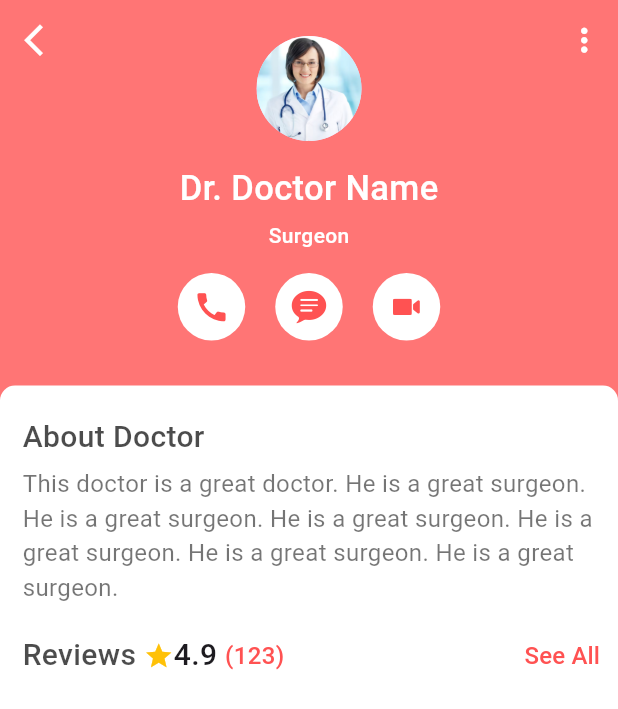
After one commit to aldoprogrammer/mobile-app-booking-doctor-appoinment, a Flutter app: the DoctorScreen screen opened directly, on a phone screen of 412 x 824 dp. The commit adds this screen. Shown: the top 709 px of the screen. Run offline on Flutter 3.47's test engine with Material 3 defaults, Android fonts, the phone set to English and light mode, and no system bars; our stand-ins replace material_design_icons_flutter; missing offline and left inert: dart:ffi.

Commit message:
doctor lists

```diff
--- /dev/null
+++ b/lib/doctor_screen.dart
@@ -0,0 +1,241 @@
+import 'dart:ffi';
+
+import 'package:flutter/cupertino.dart';
+import 'package:flutter/material.dart';
+
+class DoctorScreen extends StatelessWidget {
+  List<String> imgs = [
+    "images/doctor1.jpg",
+    "images/doctor2.jpg",
+    "images/doctor3.jpg",
+    "images/doctor4.jpg",
+  ];
+
+  @override
+  Widget build(BuildContext context) {
+    return SafeArea(
+      child: Scaffold(
+        backgroundColor: Colors.redAccent.withOpacity(0.8),
+        body: SingleChildScrollView(
+          child: Column(
+            children: [
+              SizedBox(
+                height: 14,
+              ),
+              Padding(
+                padding: EdgeInsets.symmetric(horizontal: 10),
+                child: Stack(
+                  children: [
+                    Row(
+                      mainAxisAlignment: MainAxisAlignment.spaceBetween,
+                      children: [
+                        InkWell(
+                          onTap: () {
+                            Navigator.pop(context);
+                          },
+                          child: Icon(
+                            Icons.arrow_back_ios_new,
+                            color: Colors.white,
+                            size: 25,
+                          ),
+                        ),
+                        InkWell(
+                          onTap: () {
+                            Navigator.pop(context);
+                          },
+                          child: Icon(
+                            Icons.more_vert,
+                            color: Colors.white,
+                            size: 25,
+                          ),
+                        )
+                      ],
+                    ),
+                    Padding(
+                      padding: EdgeInsets.symmetric(vertical: 10),
+                      child: Column(
+                        mainAxisAlignment: MainAxisAlignment.spaceEvenly,
+                        children: [
+                          CircleAvatar(
+                            radius: 35,
+                            backgroundImage: AssetImage("images/doctor1.jpg"),
+                          ),
+                          SizedBox(
+                            height: 15,
+                          ),
+                          Text(
+                            "Dr. Doctor Name",
+                            style: TextStyle(
+                              fontSize: 23,
+                              fontWeight: FontWeight.w500,
+                              color: Colors.white,
+                            ),
+                          ),
+                          SizedBox(
+                            height: 5,
+                          ),
+                          Text(
+                            "Surgeon",
+                            style: TextStyle(
+                              fontWeight: FontWeight.w500,
+                              color: Colors.white,
+                            ),
+                          ),
+                          SizedBox(
+                            height: 15,
+                          ),
+                          Row(
+                            mainAxisAlignment: MainAxisAlignment.center,
+                            children: [
+                              Container(
+                                padding: EdgeInsets.all(10),
+                                decoration: BoxDecoration(
+                                  color: Colors.white,
+                                  shape: BoxShape.circle,
+                                ),
+                                child: Icon(
+                                  Icons.call,
+                                  color: Colors.redAccent,
+                                  size: 25,
+                                ),
+                              ),
+                              SizedBox(
+                                width: 20,
+                              ),
+                              Container(
+                                padding: EdgeInsets.all(10),
+                                decoration: BoxDecoration(
+                                  color: Colors.white,
+                                  shape: BoxShape.circle,
+                                ),
+                                child: Icon(
+                                  CupertinoIcons.chat_bubble_text_fill,
+                                  color: Colors.redAccent,
+                                  size: 25,
+                                ),
+                              ),
+                              SizedBox(
+                                width: 20,
+                              ),
+                              Container(
+                                padding: EdgeInsets.all(10),
+                                decoration: BoxDecoration(
+                                  color: Colors.white,
+                                  shape: BoxShape.circle,
+                                ),
+                                child: Icon(
+                                  CupertinoIcons.videocam_fill,
+                                  color: Colors.redAccent,
+                                  size: 25,
+                                ),
+                              )
+                            ],
+                          ),
+                        ],
+                      ),
+                    )
+                  ],
+                ),
+              ),
+              SizedBox(
+                height: 20,
+              ),
+              Container(
+                height: MediaQuery.of(context).size.height,
+                width: double.infinity,
+                padding: EdgeInsets.only(
+                  top: 20,
+                  left: 15,
+                ),
+                decoration: BoxDecoration(
+                  color: Colors.white,
+                  borderRadius: BorderRadius.only(
+                    topLeft: Radius.circular(10),
+                    topRight: Radius.circular(10),
+                  ),
+                ),
+                child: Column(
+                  crossAxisAlignment: CrossAxisAlignment.start,
+                  mainAxisSize: MainAxisSize.max,
+                  children: [
+                    Text(
+                      "About Doctor",
+                      style: TextStyle(
+                        fontSize: 20,
+                        fontWeight: FontWeight.w500,
+                        color: Colors.black.withOpacity(0.7),
+                      ),
+                    ),
+                    SizedBox(
+                      height: 5,
+                    ),
+                    Text(
+                      "This doctor is a great doctor. He is a great surgeon. He is a great surgeon. He is a great surgeon. He is a great surgeon. He is a great surgeon. He is a great surgeon.",
+                      style: TextStyle(
+                        fontSize: 16,
+                        color: Colors.black54,
+                      ),
+                    ),
+                    SizedBox(
+                      height: 10,
+                    ),
+                    Row(
+                      children: [
+                        Text(
+                          "Reviews",
+                          style: TextStyle(
+                            fontSize: 20,
+                            fontWeight: FontWeight.w500,
+                            color: Colors.black.withOpacity(0.7),
+                          ),
+                        ),
+                        SizedBox(
+                          width: 5,
+                        ),
+                        Icon(
+                          Icons.star,
+                          color: Colors.amber,
+                          size: 20,
+                        ),
+                        Text(
+                          "4.9",
+                          style: TextStyle(
+                            fontSize: 20,
+                            fontWeight: FontWeight.w500,
+                          ),
+                        ),
+                        SizedBox(
+                          width: 5,
+                        ),
+                        Text(
+                          "(123)",
+                          style: TextStyle(
+                            fontWeight: FontWeight.w500,
+                            color: Colors.redAccent,
+                            fontSize: 16,
+                          ),
+                        ),
+                        Spacer(),
+                        TextButton(
+                          onPressed: () {},
+                          child: Text(
+                            "See All",
+                            style: TextStyle(
+                              fontWeight: FontWeight.w500,
+                              fontSize: 16,
+                              color: Colors.redAccent,
+                            ),
+                          ),
+                        ),
+                      ],
+                    ),
+                  ],
+                ),
+              ),
+            ],
+          ),
+        ),
+      ),
+    );
+  }
+}
--- a/lib/home_screen.dart
+++ b/lib/home_screen.dart
@@ -1,5 +1,6 @@
 import 'dart:math';
 
+import 'package:doctor_booking_appointment/doctor_screen.dart';
 import 'package:flutter/material.dart';
 import 'package:material_design_icons_flutter/material_design_icons_flutter.dart';
 
@@ -256,13 +257,13 @@ class HomeScreen extends StatelessWidget {
                                     children: [
                                       InkWell(
                                         onTap: () {
-                                          // Navigator.push(
-                                          //   context,
-                                          //   MaterialPageRoute(
-                                          //     builder: (context) =>
-                                          //         DoctorProfileScreen(),
-                                          //   ),
-                                          // );
+                                          Navigator.push(
+                                            context,
+                                            MaterialPageRoute(
+                                              builder: (context) =>
+                                                  DoctorScreen(),
+                                            ),
+                                          );
                                         },
                                         child: ClipRRect(
                                           borderRadius: BorderRadius.only(
```
